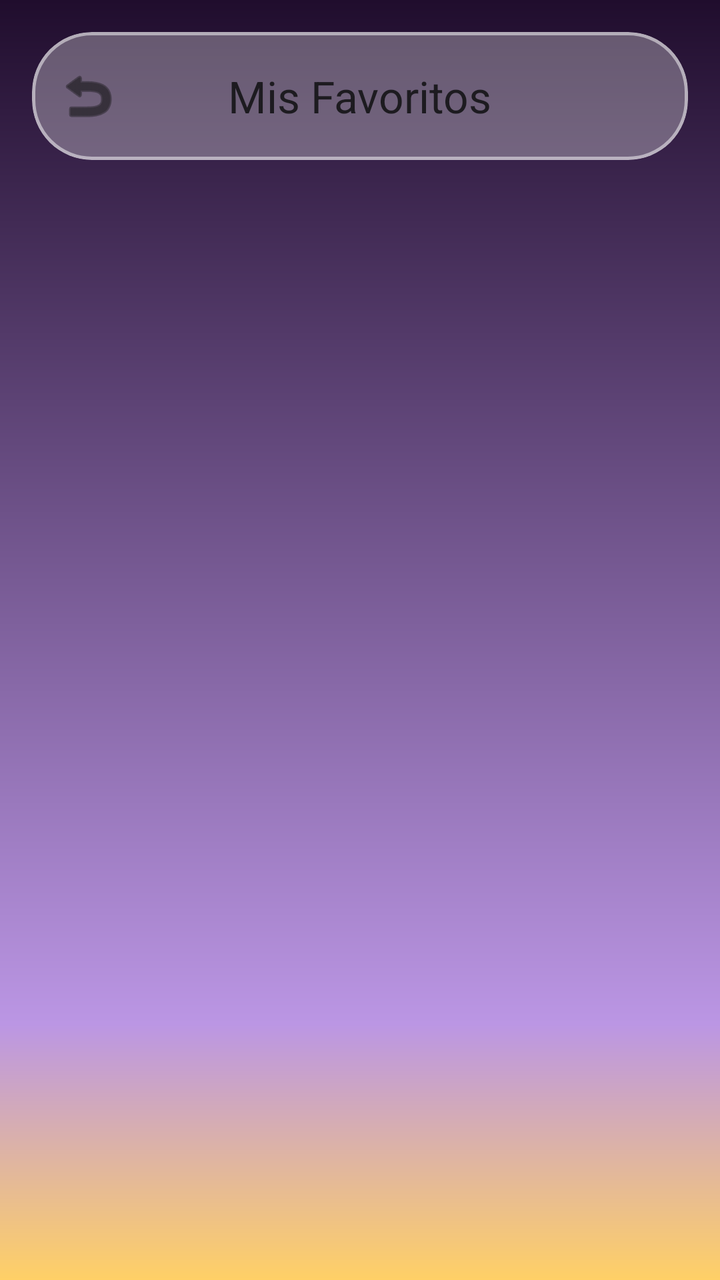
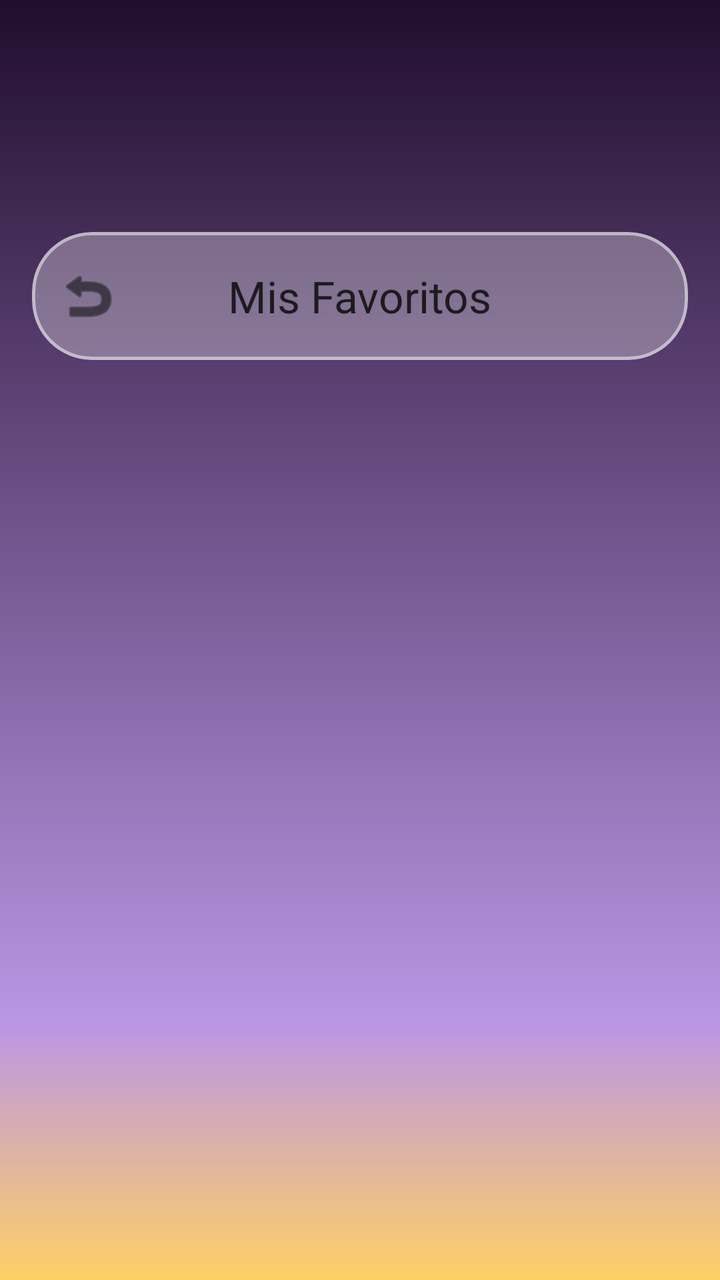

Before-and-after screenshots of an Android layout around one commit, followed by the original layout XML and the change that was made.
<!-- AndroidManifest.xml: application theme Theme.DesafioPractico3 -->
<!-- res/layout/activity_favoritos.xml -->
<?xml version="1.0" encoding="utf-8"?>
<androidx.coordinatorlayout.widget.CoordinatorLayout
    xmlns:android="http://schemas.android.com/apk/res/android"
    xmlns:app="http://schemas.android.com/apk/res-auto"
    android:layout_width="match_parent"
    android:layout_height="match_parent"
    android:background="@drawable/bg_gradiand_glass">

    <com.google.android.material.appbar.AppBarLayout
        android:layout_width="match_parent"
        android:layout_height="wrap_content"
        android:background="@android:color/transparent"
        app:elevation="0dp">

        
        <com.google.android.material.card.MaterialCardView
            android:layout_width="match_parent"
            android:layout_height="wrap_content"
            android:layout_marginHorizontal="16dp"
            android:layout_marginTop="16dp"
            android:layout_marginBottom="8dp"
            app:cardBackgroundColor="#4DFFFFFF"
            app:cardCornerRadius="30dp"
            app:cardElevation="0dp"
            app:strokeWidth="1.5dp"
            app:strokeColor="#80FFFFFF">

            <com.google.android.material.appbar.MaterialToolbar
                android:id="@+id/topAppBar"
                android:layout_width="match_parent"
                android:layout_height="?attr/actionBarSize"
                android:background="@android:color/transparent"
                app:title="Mis Favoritos"
                app:titleCentered="true"
                app:navigationIcon="@android:drawable/ic_menu_revert"
                app:navigationIconTint="#111111" /> 
        </com.google.android.material.card.MaterialCardView>

    </com.google.android.material.appbar.AppBarLayout>

    <androidx.recyclerview.widget.RecyclerView
        android:id="@+id/rvFavoritos"
        android:layout_width="match_parent"
        android:layout_height="match_parent"
        android:clipToPadding="false"
        android:paddingBottom="16dp"
        app:layout_behavior="@string/appbar_scrolling_view_behavior" />

    <TextView
        android:id="@+id/tvVacio"
        android:layout_width="wrap_content"
        android:layout_height="wrap_content"
        android:layout_gravity="center"
        android:text="Aún no tienes favoritos."
        android:textSize="18sp"
        android:textColor="#333333"
        android:textStyle="bold"
        android:visibility="gone" />

    <ProgressBar
        android:id="@+id/progressBar"
        android:layout_width="wrap_content"
        android:layout_height="wrap_content"
        android:layout_gravity="center"
        android:visibility="gone" />

</androidx.coordinatorlayout.widget.CoordinatorLayout>
<!-- resources referenced by this layout -->
<resources>
  <!-- drawable bg_gradiand_glass (drawable) -->
  <?xml version="1.0" encoding="utf-8"?>
  <shape xmlns:android="http://schemas.android.com/apk/res/android">
      <gradient
          android:useLevel="true"
          android:angle="90"
          android:centerX="0.2"
          android:centerY="0.2"
          android:endColor="#200D2D"
          android:centerColor="#BB96E4"
          android:startColor="#FFD066" />
  </shape>
  <style name="Theme.DesafioPractico3" parent="Base.Theme.DesafioPractico3" />
  <style name="Base.Theme.DesafioPractico3" parent="Theme.Material3.DayNight.NoActionBar">
          
          
      </style>
</resources>

<!-- the commit's change to res/layout/activity_favoritos.xml (unified diff, before → after) -->
@@ -7,6 +7,8 @@
     android:background="@drawable/bg_gradiand_glass">
 
     <com.google.android.material.appbar.AppBarLayout
+        android:paddingTop="100dp"
+        android:id="@+id/appBarLayout"
         android:layout_width="match_parent"
         android:layout_height="wrap_content"
         android:background="@android:color/transparent"
@@ -22,18 +24,19 @@
             app:cardBackgroundColor="#4DFFFFFF"
             app:cardCornerRadius="30dp"
             app:cardElevation="0dp"
-            app:strokeWidth="1.5dp"
-            app:strokeColor="#80FFFFFF">
+            app:strokeColor="#80FFFFFF"
+            app:strokeWidth="1.5dp">
 
             <com.google.android.material.appbar.MaterialToolbar
                 android:id="@+id/topAppBar"
                 android:layout_width="match_parent"
                 android:layout_height="?attr/actionBarSize"
                 android:background="@android:color/transparent"
+
+                app:navigationIcon="@android:drawable/ic_menu_revert"
+                app:navigationIconTint="#111111"
                 app:title="Mis Favoritos"
-                app:titleCentered="true"
-                app:navigationIcon="@android:drawable/ic_menu_revert"
-                app:navigationIconTint="#111111" /> 
+                app:titleCentered="true" /> 
         </com.google.android.material.card.MaterialCardView>
 
     </com.google.android.material.appbar.AppBarLayout>
<!-- resource entries referenced after the edit -->
@@ -14,6 +14,8 @@
   </shape>
   <style name="Theme.DesafioPractico3" parent="Base.Theme.DesafioPractico3" />
   <style name="Base.Theme.DesafioPractico3" parent="Theme.Material3.DayNight.NoActionBar">
+          <item name="android:statusBarColor">@android:color/transparent</item>
+          <item name="android:windowTranslucentStatus">true</item>
           
           
       </style>
